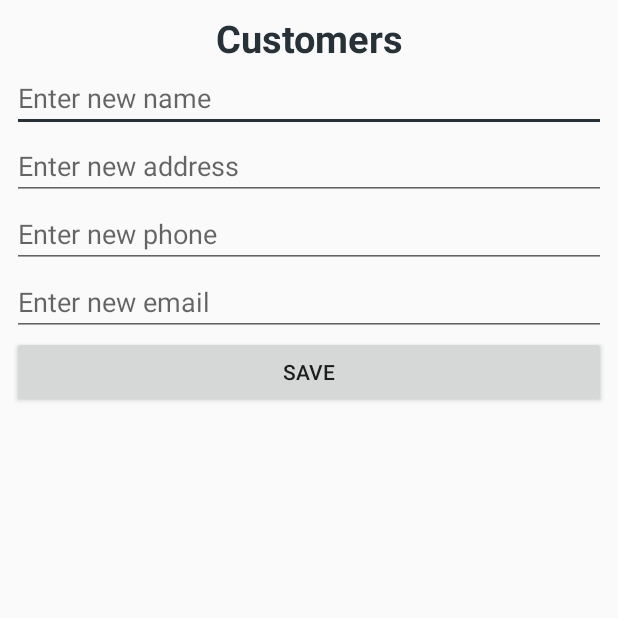
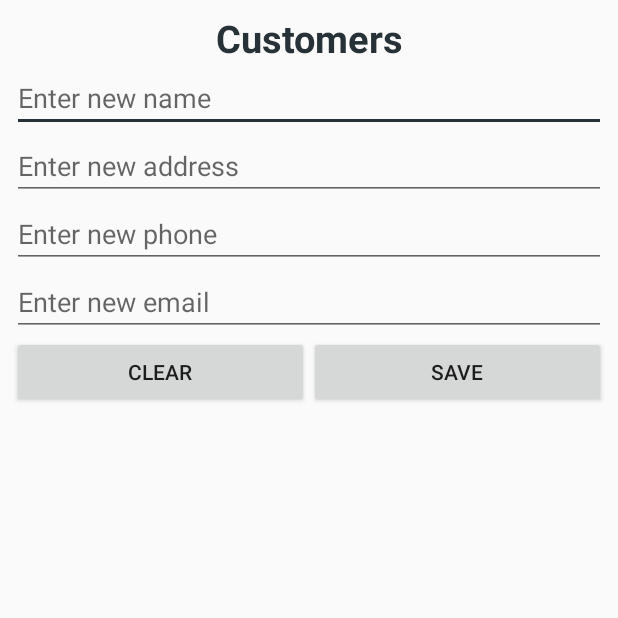
Before and after one commit to razvannesiu/Plumber-Hub, an Android app: the Customers screen opened directly, with no data from a screen before it, on a phone screen of 412 x 824 dp, the top half of it. Run offline under Robolectric (Android 15) with nearby library versions, the phone set to English and light mode, and no system bars; our stand-ins replace Firebase (no records; nobody signed in at launch, a user with empty details on screens opened directly); 2 statements that could not run were skipped.

Commit message:
Added clear button for customers

```diff
--- a/PlumberHubApp/app/src/main/java/android/plumberhub/com/plumberhubapp/Customers.java
+++ b/PlumberHubApp/app/src/main/java/android/plumberhub/com/plumberhubapp/Customers.java
@@ -17,6 +17,7 @@ import com.google.firebase.database.FirebaseDatabase;
 public class Customers extends AppCompatActivity {
 
     private Button btnSave;
+    private Button btnClear;
     DatabaseReference mCusDatabase;
     private EditText edtNewName;
     private EditText edtNewPhone;
@@ -43,10 +44,21 @@ public class Customers extends AppCompatActivity {
 
         lvCustomers = (ListView) findViewById(R.id.lvCust);
         btnSave = (Button) findViewById(R.id.btnSaveCustomer);
+        btnClear = (Button) findViewById(R.id.btnClearCustomer);
         edtNewName = (EditText) findViewById(R.id.edtNewName);
         edtNewPhone = (EditText) findViewById(R.id.edtNewPhone);
         edtNewAddress = (EditText) findViewById(R.id.edtNewAddress);
         edtNewEmail = (EditText) findViewById(R.id.edtNewEmail);
+
+        btnClear.setOnClickListener(new View.OnClickListener() {
+            @Override
+            public void onClick(View v) {
+                edtNewName.setText("");
+                edtNewAddress.setText("");
+                edtNewEmail.setText("");
+                edtNewPhone.setText("");
+            }
+        });
 
         final FirebaseListAdapter<Customer> firebaseCustListAdapter = new FirebaseListAdapter<Customer>(
                 this,
@@ -65,7 +77,7 @@ public class Customers extends AppCompatActivity {
                 txtAddress.setText(model.getAddress());
                 txtPhone.setText(model.getPhone());
                 txtEmail.setText(model.getEmail());
-                v.setBackgroundColor(position % 2 == 0? Color.LTGRAY : Color.WHITE);
+                v.setBackgroundColor(position % 2 != 0? Color.LTGRAY : Color.WHITE);
             }
         };
 
--- a/PlumberHubApp/app/src/main/res/layout/activity_customers.xml
+++ b/PlumberHubApp/app/src/main/res/layout/activity_customers.xml
@@ -54,11 +54,27 @@
         android:hint="@string/cus_hint_email"
         />
 
-    <Button
-        android:id="@+id/btnSaveCustomer"
+
+    <LinearLayout
         android:layout_width="match_parent"
         android:layout_height="wrap_content"
-        android:text="@string/txt_save" />
+        android:orientation="horizontal">
+
+        <Button
+            android:id="@+id/btnClearCustomer"
+            android:layout_width="0dp"
+            android:layout_weight="1"
+            android:layout_height="match_parent"
+            android:text="@string/txt_clear" />
+
+        <Button
+            android:id="@+id/btnSaveCustomer"
+            android:layout_width="0dp"
+            android:layout_weight="1"
+            android:layout_height="match_parent"
+            android:text="@string/txt_save" />
+
+    </LinearLayout>
 
     <ListView
         android:id="@+id/lvCust"
```
